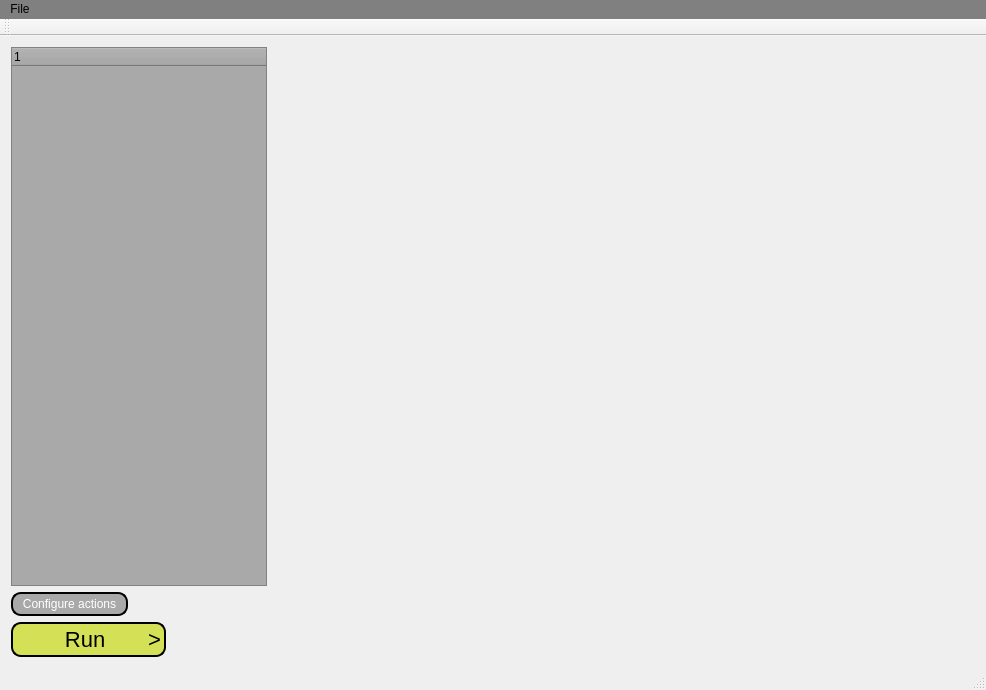
This is mainwindow.ui in dboun/MultiPatientImageProcessing as Qt 5 draws it before an edit. The edited form follows.
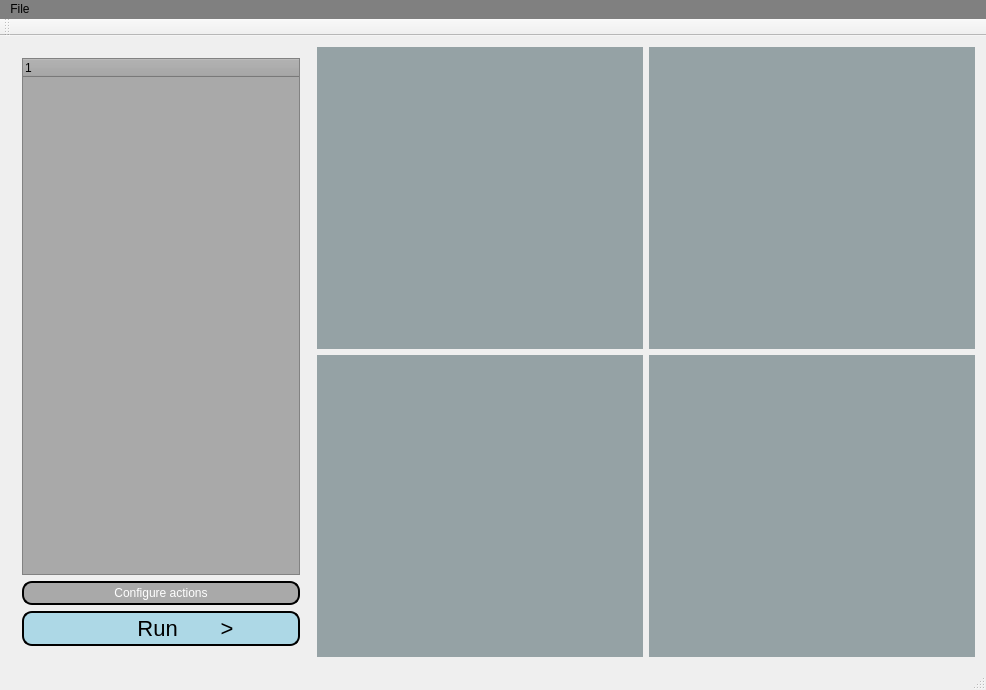
This is the edited form. Custom widgets are drawn as their Qt base class.

```diff
--- a/mainwindow.ui
+++ b/mainwindow.ui
@@ -22,9 +22,22 @@
   <widget class="QWidget" name="centralWidget">
    <layout class="QHBoxLayout" name="horizontalLayout">
     <item>
+     <widget class="QWidget" name="leftPanel" native="true">
+      <property name="maximumSize">
+       <size>
+        <width>300</width>
+        <height>16777215</height>
+       </size>
+      </property>
      <layout class="QVBoxLayout" name="verticalLayout">
-      <item alignment="Qt::AlignLeft">
+       <item>
        <widget class="QTreeWidget" name="patientTree">
+         <property name="sizePolicy">
+          <sizepolicy hsizetype="Preferred" vsizetype="Preferred">
+           <horstretch>0</horstretch>
+           <verstretch>0</verstretch>
+          </sizepolicy>
+         </property>
         <property name="styleSheet">
          <string notr="true">background-color:darkGray</string>
         </property>
@@ -35,7 +48,7 @@
         </column>
        </widget>
       </item>
-      <item alignment="Qt::AlignLeft">
+       <item>
        <widget class="QPushButton" name="pushButtonConfigure">
         <property name="enabled">
          <bool>true</bool>
@@ -51,10 +64,10 @@
         </property>
        </widget>
       </item>
-      <item alignment="Qt::AlignLeft">
+       <item>
        <widget class="QPushButton" name="pushButtonRun">
         <property name="styleSheet">
-         <string notr="true">QPushButton { font:22px;color:black; background-color:#D4E157; border-style: solid; border-color: black; border-width: 2px; border-radius: 10px; padding: 3px;}
+          <string notr="true">QPushButton { font:22px;color:black; background-color:lightblue; border-style: solid; border-color: black; border-width: 2px; border-radius: 10px; padding: 3px;}
 QPushButton:checked{ background-color: red; border-style: outset; border-style: solid; border-color: black; border-width: 2px; border-radius: 10px;}
 QPushButton:hover{ background-color:#F0F4C3;border-style: outset; border-style: solid; border-color: black; border-width: 2px; border-radius: 10px;}
 QPushButton:pressed{ background-color: #C0CA33;border-style: outset; border-style: solid; border-color: black; border-width: 2px; border-radius: 10px;}                 </string>
@@ -68,6 +81,42 @@
        </widget>
       </item>
      </layout>
+     </widget>
+    </item>
+    <item>
+     <layout class="QGridLayout" name="gridLayout">
+      <property name="sizeConstraint">
+       <enum>QLayout::SetDefaultConstraint</enum>
+      </property>
+      <item row="0" column="0">
+       <widget class="QVTKOpenGLWidget" name="widgetA" native="true">
+        <property name="styleSheet">
+         <string notr="true">background-color: rgb(149, 162, 165);</string>
+        </property>
+       </widget>
+      </item>
+      <item row="1" column="1">
+       <widget class="QVTKOpenGLWidget" name="widgetS" native="true">
+        <property name="styleSheet">
+         <string notr="true">background-color: rgb(149, 162, 165);</string>
+        </property>
+       </widget>
+      </item>
+      <item row="0" column="1">
+       <widget class="QVTKOpenGLWidget" name="widget3" native="true">
+        <property name="styleSheet">
+         <string notr="true">background-color: rgb(149, 162, 165);</string>
+        </property>
+       </widget>
+      </item>
+      <item row="1" column="0">
+       <widget class="QVTKOpenGLWidget" name="widgetC" native="true">
+        <property name="styleSheet">
+         <string notr="true">background-color: rgb(149, 162, 165);</string>
+        </property>
+       </widget>
+      </item>
+     </layout>
     </item>
    </layout>
   </widget>
@@ -154,6 +203,13 @@
   </action>
  </widget>
  <layoutdefault spacing="6" margin="11"/>
+ <customwidgets>
+  <customwidget>
+   <class>QVTKOpenGLWidget</class>
+   <extends>QWidget</extends>
+   <header>QVTKOpenGLWidget.h</header>
+  </customwidget>
+ </customwidgets>
  <resources/>
  <connections/>
 </ui>
```
Left out of the diff: 4 changed lines with no effect on the pictures. Lines whose indentation alone changed are shown as unchanged.
